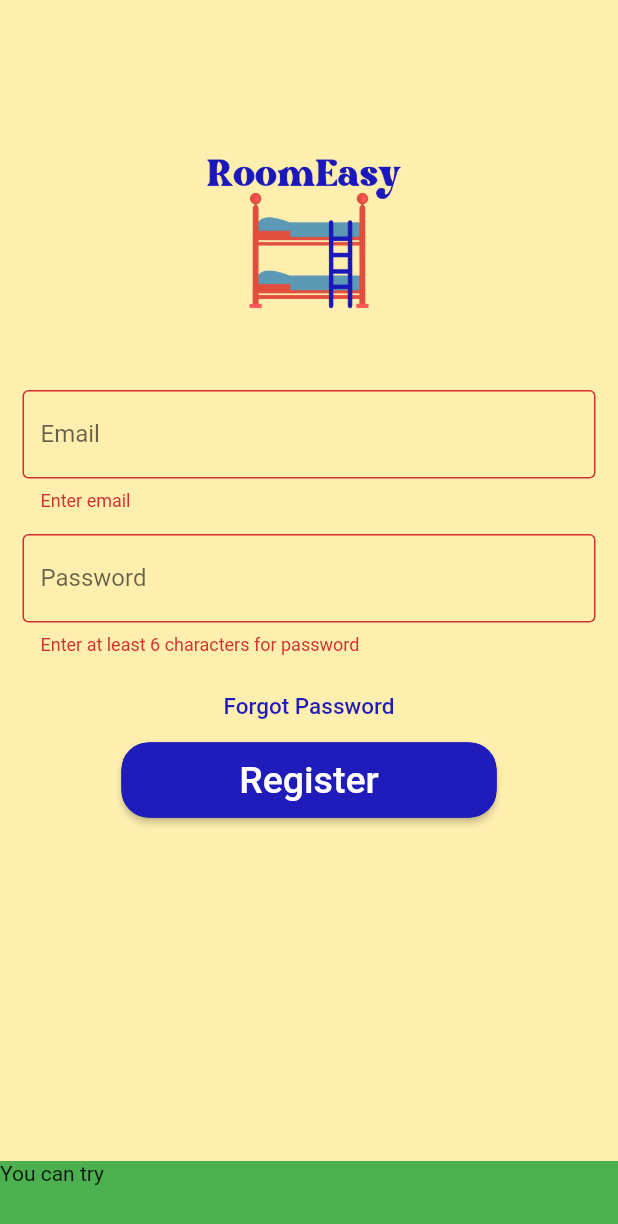
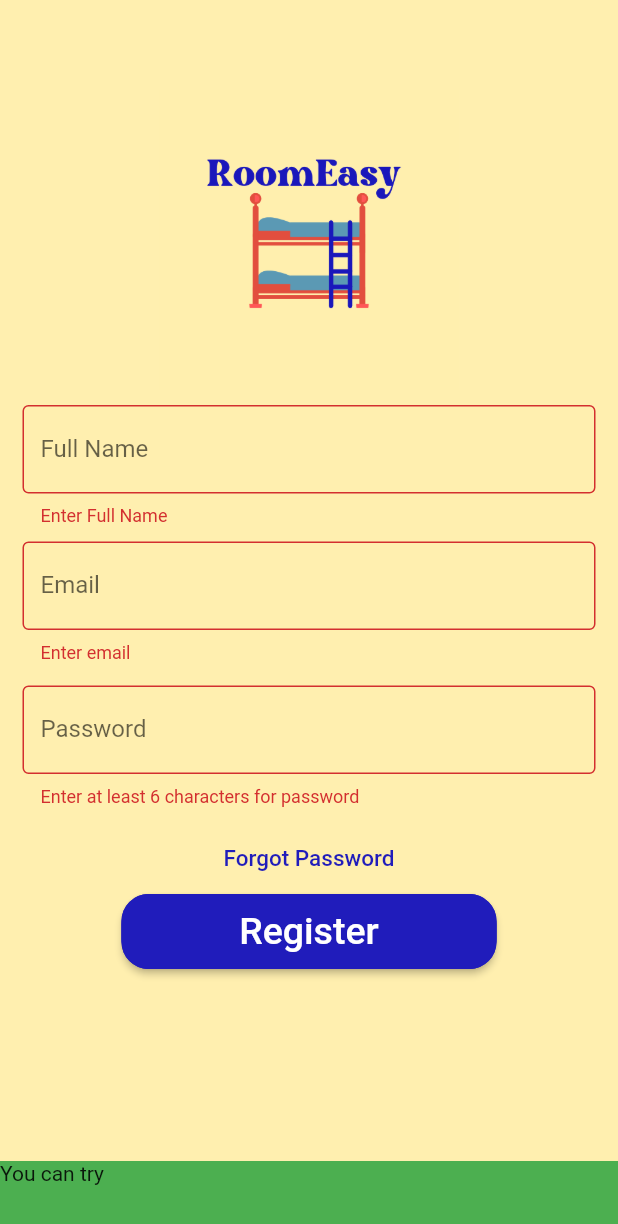
Before and after one commit to allyson-y/RoomEasy, a Flutter app: the Register screen opened directly, after a tap on "Register", on a phone screen of 412 x 824 dp. Shown: the top 1224 px of the screen. Run offline on Flutter 3.47's test engine with Material 2 defaults, Android fonts, the phone set to English and light mode, and no system bars; our stand-ins replace babstrap_settings_screen, cloud_firestore, firebase_auth, firebase_core, flip_card, flutter_spinkit and 1 more; accounts and stored records are empty.

Commit message:
Edited Registration Page to have name

```diff
--- a/RoomEasy/room_easy/lib/screens/authenticate/register.dart
+++ b/RoomEasy/room_easy/lib/screens/authenticate/register.dart
@@ -1,15 +1,11 @@
 import 'dart:async';
+
+import 'package:flutter/material.dart';
+import 'package:provider/provider.dart';
 import 'package:room_easy/models/user.dart';
-
-import 'package:firebase_auth/firebase_auth.dart';
-import 'package:flutter/material.dart';
 import 'package:room_easy/services/auth.dart';
 import 'package:room_easy/services/database.dart';
 import 'package:room_easy/shared/loading.dart';
-import 'package:room_easy/shared/constants.dart';
-import 'package:room_easy/screens/survey/survey.dart';
-import 'package:provider/provider.dart';
-import 'package:room_easy/services/auth.dart';
 
 class Register extends StatefulWidget {
   final Function toggleView;
@@ -26,6 +22,7 @@ class _RegisterState extends State<Register> {
   String password = "";
   String error = "";
   String note = "";
+  String name = "";
   bool loading = false;
 
   Timer timer;
@@ -62,6 +59,62 @@ class _RegisterState extends State<Register> {
                             child: Image.asset('assets/roomEasy.png')),
                       ),
                     ),
+                    Padding(
+                      //padding: const EdgeInsets.only(left:15.0,right: 15.0,top:0,bottom: 0),
+                      padding:
+                          EdgeInsets.symmetric(vertical: 10, horizontal: 15),
+                      child: TextFormField(
+                        validator: (val) {
+                          return val.isEmpty ? "Enter Full Name" : null;
+                        },
+                        onChanged: (val) {
+                          name = val;
+                        },
+                        decoration: InputDecoration(
+                            border: OutlineInputBorder(),
+                            labelText: 'Full Name',
+                            hintText: 'Enter Full Name'),
+                      ),
+                    ),
+                    /*Row(
+                      crossAxisAlignment: CrossAxisAlignment.start,
+                      children: <Widget>[
+                        Padding(
+                          //padding: const EdgeInsets.only(left:15.0,right: 15.0,top:0,bottom: 0),
+                          padding: EdgeInsets.symmetric(
+                              vertical: 10, horizontal: 15),
+                          child: TextFormField(
+                            validator: (val) {
+                              return val.isEmpty ? "Enter Name" : null;
+                            },
+                            onChanged: (val) {
+                              name = val;
+                            },
+                            decoration: InputDecoration(
+                                border: OutlineInputBorder(),
+                                labelText: 'Name',
+                                hintText: 'Enter Full Name'),
+                          ),
+                        ),
+                        Padding(
+                          //padding: const EdgeInsets.only(left:15.0,right: 15.0,top:0,bottom: 0),
+                          padding: EdgeInsets.symmetric(
+                              vertical: 10, horizontal: 15),
+                          child: TextFormField(
+                            validator: (val) {
+                              return val.isEmpty ? "Enter Name" : null;
+                            },
+                            onChanged: (val) {
+                              name = val;
+                            },
+                            decoration: InputDecoration(
+                                border: OutlineInputBorder(),
+                                labelText: 'Name',
+                                hintText: 'Enter Full Name'),
+                          ),
+                        ),
+                      ],
+                    ),*/
                     Padding(
                       //padding: const EdgeInsets.only(left:15.0,right: 15.0,top:0,bottom: 0),
                       padding: EdgeInsets.symmetric(horizontal: 15),
@@ -107,7 +160,8 @@ class _RegisterState extends State<Register> {
                       },
                       child: Text(
                         'Forgot Password',
-                        style: TextStyle(color: Color(0xff201cbb), fontSize: 15),
+                        style:
+                            TextStyle(color: Color(0xff201cbb), fontSize: 15),
                       ),
                     ),
                     Container(
@@ -118,7 +172,8 @@ class _RegisterState extends State<Register> {
                           borderRadius: BorderRadius.circular(20)),
                       child: ElevatedButton(
                         style: ButtonStyle(
-                          backgroundColor: MaterialStateProperty.all<Color>(Color(0xff201cbb)),
+                          backgroundColor: MaterialStateProperty.all<Color>(
+                              Color(0xff201cbb)),
                           shape:
                               MaterialStateProperty.all<RoundedRectangleBorder>(
                             RoundedRectangleBorder(
@@ -162,7 +217,8 @@ class _RegisterState extends State<Register> {
                               });
                               showDialog(
                                 context: context,
-                                builder: (BuildContext context) => _buildPopupDialog(context),
+                                builder: (BuildContext context) =>
+                                    _buildPopupDialog(context),
                               );
                               print(
                                   "CURRENT USER: ${_authService.auth.currentUser}");
@@ -170,7 +226,7 @@ class _RegisterState extends State<Register> {
                               await _authService.sendVerificationEmail();
                               await DatabaseService().addUserInfo(RmEasyUser(
                                   uid_: _authService.auth.currentUser.uid,
-                                  name_: _authService.auth.currentUser.uid,
+                                  name_: name,
                                   gender_: "",
                                   grade_: 2,
                                   dob_: "12-27-2001",
--- a/RoomEasy/room_easy/lib/screens/home/home_screen.dart
+++ b/RoomEasy/room_easy/lib/screens/home/home_screen.dart
@@ -35,6 +35,7 @@ class _HomeState extends State<Home> {
 
   @override
   Widget build(BuildContext context) {
+    //TODO: Move chatprofiles provider here
     return Scaffold(
         body: Center(
           child: _widgetOptions[_selectedIndex],
--- a/RoomEasy/room_easy/lib/screens/home/profile_screen.dart
+++ b/RoomEasy/room_easy/lib/screens/home/profile_screen.dart
@@ -14,7 +14,6 @@ class _ProfileScreenState extends State<ProfileScreen> {
   @override
   Widget build(BuildContext context) {
     return Scaffold(
-      backgroundColor: Color(0xffffefaf),
       body: SingleChildScrollView(
         physics: BouncingScrollPhysics(),
         child: Column(
--- a/RoomEasy/room_easy/lib/screens/home/swipe_screen_front.dart
+++ b/RoomEasy/room_easy/lib/screens/home/swipe_screen_front.dart
@@ -46,7 +46,7 @@ class _SwipeScreenFrontState extends State<SwipeScreenFront> {
                         height: 10.0,
                       ),
                       Text(
-                        "SW4GM0N3YBAGS",
+                        widget.user_.name_,
                         style: TextStyle(
                           fontSize: 22.0,
                           color: Colors.white,
```
Also changed, not shown: RoomEasy/room_easy/assets/jeffy.jpeg (deleted).
